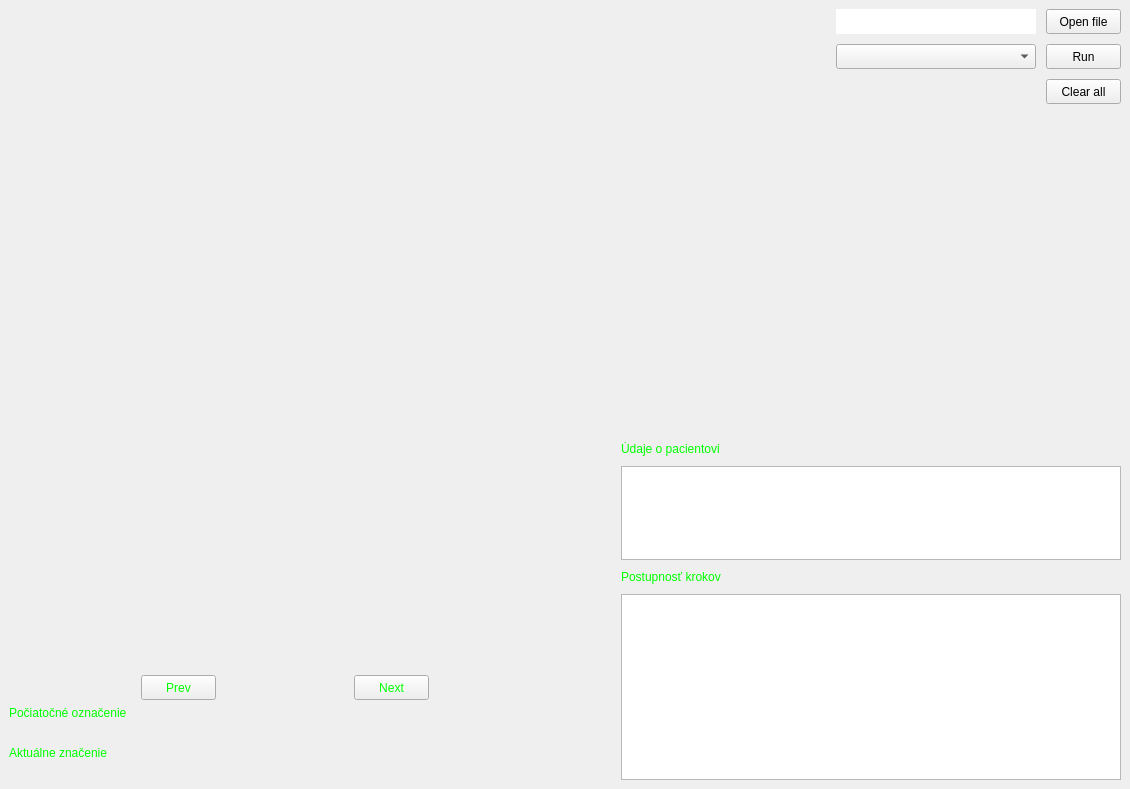
First picture: the form in gui/responsive.ui, repository PavolHradsky/PIS-bonus, before the edit.
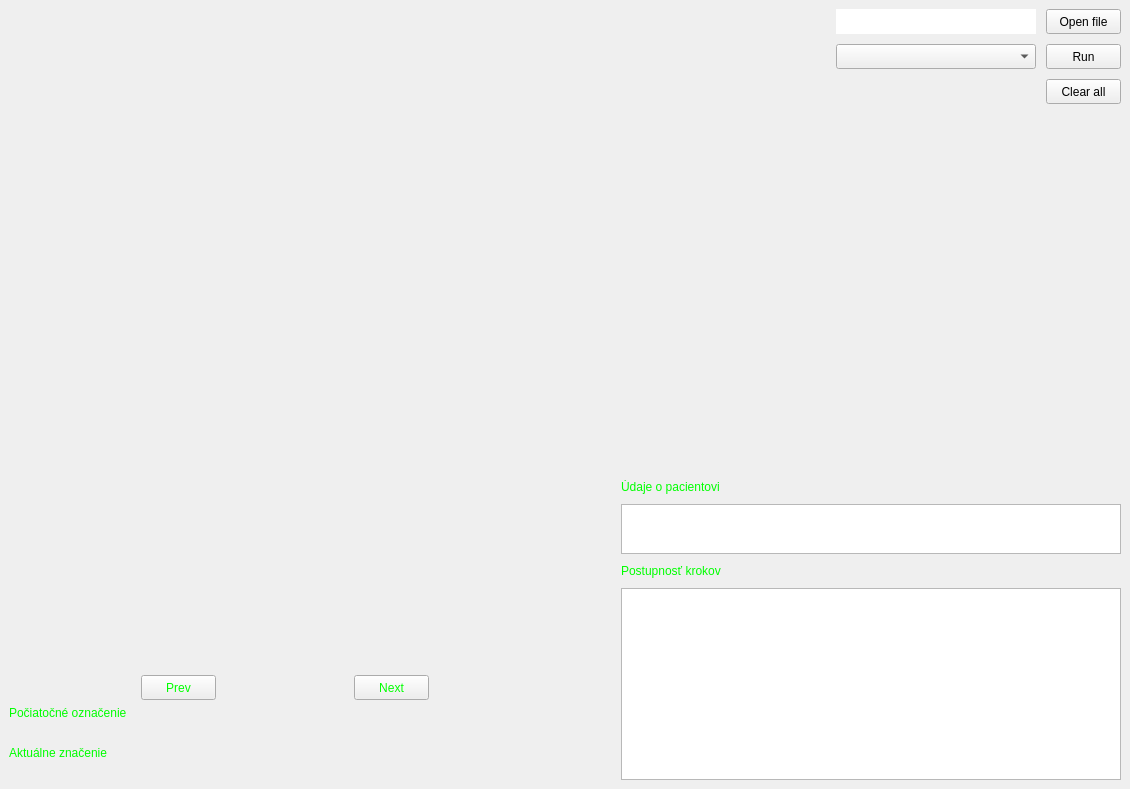
Second picture: the form after the edit.

Commit message: gui done, need to add labels to photos

Patch:
```diff
--- a/gui/responsive.ui
+++ b/gui/responsive.ui
@@ -400,7 +400,7 @@
               <property name="maximumSize">
                <size>
                 <width>500</width>
-                <height>100</height>
+                <height>50</height>
                </size>
               </property>
               <property name="layoutDirection">
@@ -435,13 +435,13 @@
               <property name="minimumSize">
                <size>
                 <width>500</width>
-                <height>75</height>
+                <height>100</height>
                </size>
               </property>
               <property name="maximumSize">
                <size>
                 <width>500</width>
-                <height>200</height>
+                <height>250</height>
                </size>
               </property>
               <property name="autoFillBackground">
```
The commit also changes 2 other files.
